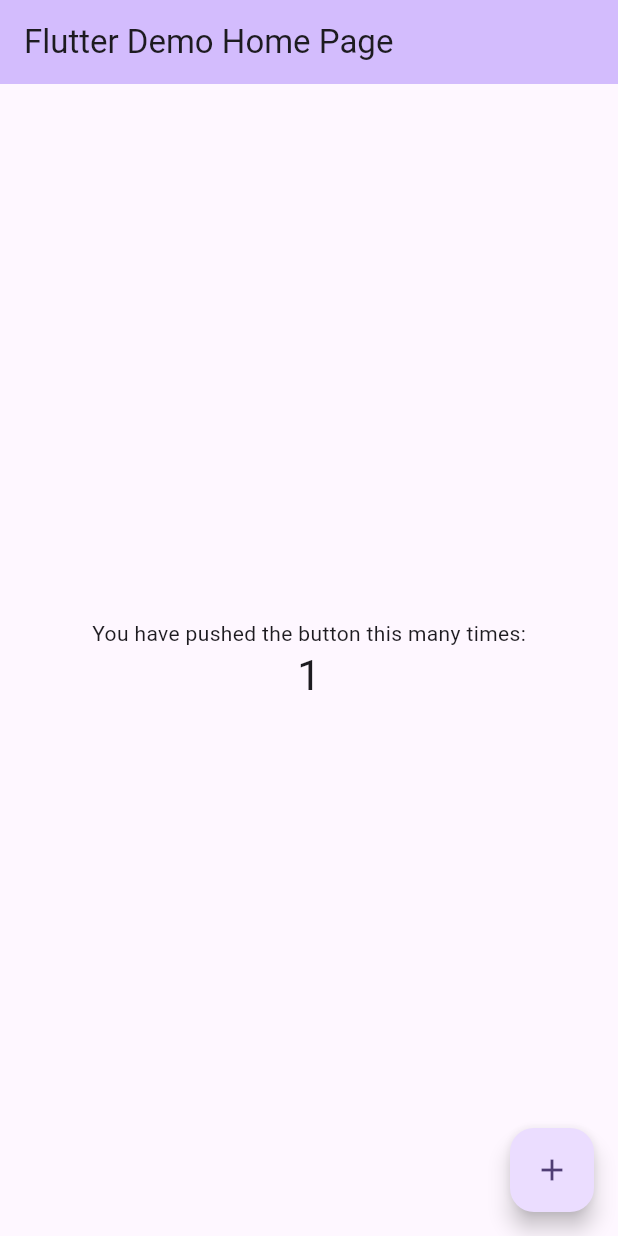
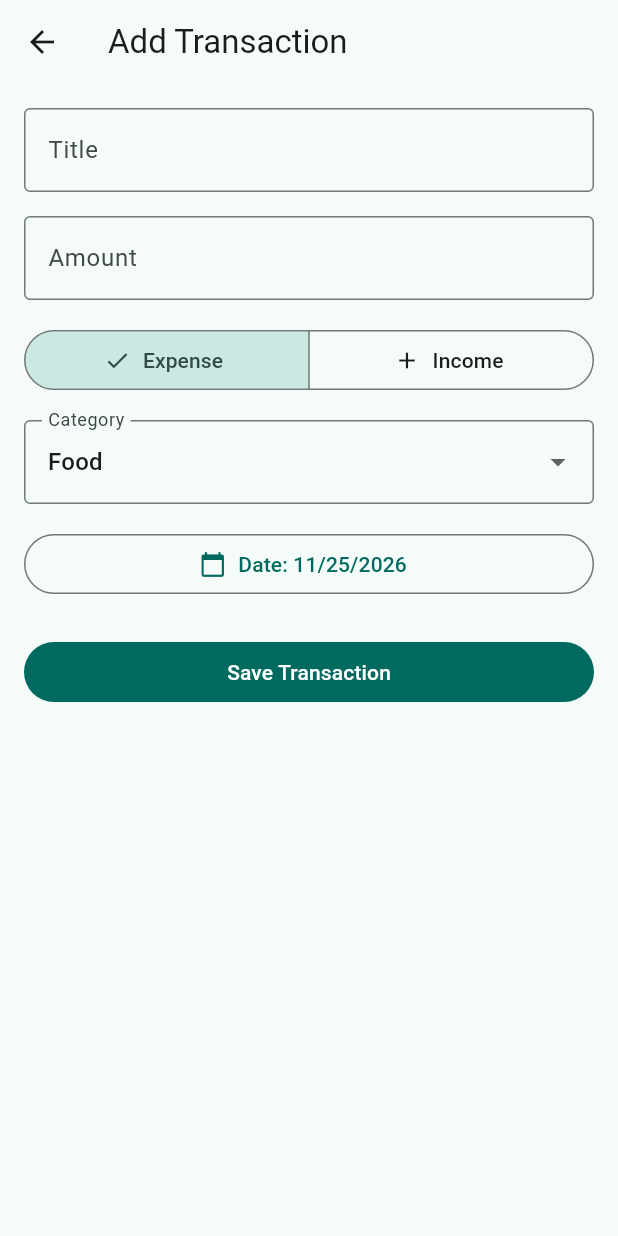
Before and after one commit to awaisAliShah99/expense_tracker_pro, a Flutter app: the screen it shows after launch, after a tap on the "add" icon, on a phone screen of 412 x 824 dp. Run offline on Flutter 3.47's test engine with Material 3 defaults, Android fonts, the phone set to English and light mode, and no system bars; our stand-ins replace sqflite; accounts and stored records are empty.

Commit message:
task 2: provider, home and add screens

```diff
--- a/lib/main.dart
+++ b/lib/main.dart
@@ -1,4 +1,8 @@
 import 'package:flutter/material.dart';
+import 'package:provider/provider.dart';
+
+import 'providers/transaction_provider.dart';
+import 'screens/home_screen.dart';
 
 void main() {
   runApp(const MyApp());
@@ -7,115 +11,14 @@ void main() {
 class MyApp extends StatelessWidget {
   const MyApp({super.key});
 
-  // This widget is the root of your application.
   @override
   Widget build(BuildContext context) {
-    return MaterialApp(
-      title: 'Flutter Demo',
-      theme: ThemeData(
-        // This is the theme of your application.
-        //
-        // TRY THIS: Try running your application with "flutter run". You'll see
-        // the application has a purple toolbar. Then, without quitting the app,
-        // try changing the seedColor in the colorScheme below to Colors.green
-        // and then invoke "hot reload" (save your changes or press the "hot
-        // reload" button in a Flutter-supported IDE, or press "r" if you used
-        // the command line to start the app).
-        //
-        // Notice that the counter didn't reset back to zero; the application
-        // state is not lost during the reload. To reset the state, use hot
-        // restart instead.
-        //
-        // This works for code too, not just values: Most code changes can be
-        // tested with just a hot reload.
-        colorScheme: .fromSeed(seedColor: Colors.deepPurple),
-      ),
-      home: const MyHomePage(title: 'Flutter Demo Home Page'),
-    );
-  }
-}
-
-class MyHomePage extends StatefulWidget {
-  const MyHomePage({super.key, required this.title});
-
-  // This widget is the home page of your application. It is stateful, meaning
-  // that it has a State object (defined below) that contains fields that affect
-  // how it looks.
-
-  // This class is the configuration for the state. It holds the values (in this
-  // case the title) provided by the parent (in this case the App widget) and
-  // used by the build method of the State. Fields in a Widget subclass are
-  // always marked "final".
-
-  final String title;
-
-  @override
-  State<MyHomePage> createState() => _MyHomePageState();
-}
-
-class _MyHomePageState extends State<MyHomePage> {
-  int _counter = 0;
-
-  void _incrementCounter() {
-    setState(() {
-      // This call to setState tells the Flutter framework that something has
-      // changed in this State, which causes it to rerun the build method below
-      // so that the display can reflect the updated values. If we changed
-      // _counter without calling setState(), then the build method would not be
-      // called again, and so nothing would appear to happen.
-      _counter++;
-    });
-  }
-
-  @override
-  Widget build(BuildContext context) {
-    // This method is rerun every time setState is called, for instance as done
-    // by the _incrementCounter method above.
-    //
-    // The Flutter framework has been optimized to make rerunning build methods
-    // fast, so that you can just rebuild anything that needs updating rather
-    // than having to individually change instances of widgets.
-    return Scaffold(
-      appBar: AppBar(
-        // TRY THIS: Try changing the color here to a specific color (to
-        // Colors.amber, perhaps?) and trigger a hot reload to see the AppBar
-        // change color while the other colors stay the same.
-        backgroundColor: Theme.of(context).colorScheme.inversePrimary,
-        // Here we take the value from the MyHomePage object that was created by
-        // the App.build method, and use it to set our appbar title.
-        title: Text(widget.title),
-      ),
-      body: Center(
-        // Center is a layout widget. It takes a single child and positions it
-        // in the middle of the parent.
-        child: Column(
-          // Column is also a layout widget. It takes a list of children and
-          // arranges them vertically. By default, it sizes itself to fit its
-          // children horizontally, and tries to be as tall as its parent.
-          //
-          // Column has various properties to control how it sizes itself and
-          // how it positions its children. Here we use mainAxisAlignment to
-          // center the children vertically; the main axis here is the vertical
-          // axis because Columns are vertical (the cross axis would be
-          // horizontal).
-          //
-          // TRY THIS: Invoke "debug painting" (choose the "Toggle Debug Paint"
-          // action in the IDE, or press "p" in the console), to see the
-          // wireframe for each widget.
-          mainAxisAlignment: .center,
-          children: [
-            const Text('You have pushed the button this many times:'),
-            Text(
-              '$_counter',
-              style: Theme.of(context).textTheme.headlineMedium,
-            ),
-          ],
-        ),
-      ),
-      floatingActionButton: FloatingActionButton(
-        onPressed: _incrementCounter,
-        tooltip: 'Increment',
-        child: const Icon(Icons.add),
+    return ChangeNotifierProvider(
+      create: (_) => TransactionProvider(),
+      child: MaterialApp(
+        title: 'Expense Tracker',
+        theme: ThemeData(colorScheme: .fromSeed(seedColor: Colors.teal)),
+        home: const HomeScreen(),
       ),
     );
   }
--- /dev/null
+++ b/lib/providers/transaction_provider.dart
@@ -0,0 +1,62 @@
+import 'package:flutter/foundation.dart';
+
+import '../db/database_helper.dart';
+import '../models/transaction_model.dart';
+
+class TransactionProvider extends ChangeNotifier {
+  TransactionProvider({DatabaseHelper? databaseHelper})
+    : _databaseHelper = databaseHelper ?? DatabaseHelper.instance {
+    loadTransactions();
+  }
+
+  final DatabaseHelper _databaseHelper;
+
+  List<TransactionModel> _transactions = [];
+  bool _isLoading = false;
+  String? _errorMessage;
+
+  List<TransactionModel> get transactions => List.unmodifiable(_transactions);
+  bool get isLoading => _isLoading;
+  String? get errorMessage => _errorMessage;
+
+  Future<void> loadTransactions() async {
+    _isLoading = true;
+    _errorMessage = null;
+    notifyListeners();
+
+    try {
+      _transactions = await _databaseHelper.getAllTransactions();
+    } catch (error) {
+      _errorMessage = 'Could not load transactions: $error';
+    } finally {
+      _isLoading = false;
+      notifyListeners();
+    }
+  }
+
+  Future<void> addTransaction(TransactionModel transaction) async {
+    _errorMessage = null;
+    try {
+      await _databaseHelper.addTransaction(transaction);
+      _transactions = await _databaseHelper.getAllTransactions();
+      notifyListeners();
+    } catch (error) {
+      _errorMessage = 'Could not add transaction: $error';
+      notifyListeners();
+      rethrow;
+    }
+  }
+
+  Future<void> deleteTransaction(int id) async {
+    _errorMessage = null;
+    try {
+      await _databaseHelper.deleteTransaction(id);
+      _transactions = await _databaseHelper.getAllTransactions();
+      notifyListeners();
+    } catch (error) {
+      _errorMessage = 'Could not delete transaction: $error';
+      notifyListeners();
+      rethrow;
+    }
+  }
+}
--- /dev/null
+++ b/lib/screens/add_transaction_screen.dart
@@ -0,0 +1,204 @@
+import 'package:flutter/material.dart';
+import 'package:provider/provider.dart';
+
+import '../models/transaction_model.dart';
+import '../providers/transaction_provider.dart';
+
+class AddTransactionScreen extends StatefulWidget {
+  const AddTransactionScreen({super.key});
+
+  @override
+  State<AddTransactionScreen> createState() => _AddTransactionScreenState();
+}
+
+class _AddTransactionScreenState extends State<AddTransactionScreen> {
+  static const Map<TransactionType, List<String>> _categories = {
+    TransactionType.expense: [
+      'Food',
+      'Transport',
+      'Housing',
+      'Bills',
+      'Shopping',
+      'Health',
+      'Entertainment',
+      'Other',
+    ],
+    TransactionType.income: [
+      'Salary',
+      'Freelance',
+      'Investment',
+      'Gift',
+      'Other',
+    ],
+  };
+
+  final _formKey = GlobalKey<FormState>();
+  final _titleController = TextEditingController();
+  final _amountController = TextEditingController();
+
+  TransactionType _type = TransactionType.expense;
+  late String _category = _categories[_type]!.first;
+  DateTime _date = DateTime.now();
+  bool _isSaving = false;
+
+  @override
+  void dispose() {
+    _titleController.dispose();
+    _amountController.dispose();
+    super.dispose();
+  }
+
+  Future<void> _selectDate() async {
+    final selectedDate = await showDatePicker(
+      context: context,
+      initialDate: _date,
+      firstDate: DateTime(2000),
+      lastDate: DateTime.now(),
+    );
+    if (selectedDate != null) {
+      setState(() => _date = selectedDate);
+    }
+  }
+
+  Future<void> _saveTransaction() async {
+    if (!_formKey.currentState!.validate()) return;
+
+    setState(() => _isSaving = true);
+    final transaction = TransactionModel(
+      title: _titleController.text.trim(),
+      amount: double.parse(_amountController.text.trim()),
+      type: _type,
+      category: _category,
+      date: _date,
+    );
+
+    try {
+      await context.read<TransactionProvider>().addTransaction(transaction);
+      if (!mounted) return;
+      Navigator.of(context).pop();
+    } catch (error) {
+      if (!mounted) return;
+      ScaffoldMessenger.of(context).showSnackBar(
+        SnackBar(content: Text('Could not save transaction: $error')),
+      );
+    } finally {
+      if (mounted) {
+        setState(() => _isSaving = false);
+      }
+    }
+  }
+
+  @override
+  Widget build(BuildContext context) {
+    final categories = _categories[_type]!;
+
+    return Scaffold(
+      appBar: AppBar(title: const Text('Add Transaction')),
+      body: Form(
+        key: _formKey,
+        child: ListView(
+          padding: const EdgeInsets.all(16),
+          children: [
+            TextFormField(
+              controller: _titleController,
+              decoration: const InputDecoration(
+                labelText: 'Title',
+                border: OutlineInputBorder(),
+              ),
+              textCapitalization: TextCapitalization.sentences,
+              validator: (value) {
+                if (value == null || value.trim().isEmpty) {
+                  return 'Enter a title';
+                }
+                return null;
+              },
+            ),
+            const SizedBox(height: 16),
+            TextFormField(
+              controller: _amountController,
+              decoration: const InputDecoration(
+                labelText: 'Amount',
+                border: OutlineInputBorder(),
+              ),
+              keyboardType: const TextInputType.numberWithOptions(
+                decimal: true,
+              ),
+              validator: (value) {
+                final amount = double.tryParse(value?.trim() ?? '');
+                if (amount == null || !amount.isFinite || amount <= 0) {
+                  return 'Enter an amount greater than zero';
+                }
+                return null;
+              },
+            ),
+            const SizedBox(height: 16),
+            SegmentedButton<TransactionType>(
+              segments: const [
+                ButtonSegment(
+                  value: TransactionType.expense,
+                  label: Text('Expense'),
+                  icon: Icon(Icons.remove),
+                ),
+                ButtonSegment(
+                  value: TransactionType.income,
+                  label: Text('Income'),
+                  icon: Icon(Icons.add),
+                ),
+              ],
+              selected: {_type},
+              onSelectionChanged: (selection) {
+                setState(() {
+                  _type = selection.first;
+                  if (!(_categories[_type]!.contains(_category))) {
+                    _category = _categories[_type]!.first;
+                  }
+                });
+              },
+            ),
+            const SizedBox(height: 16),
+            DropdownButtonFormField<String>(
+              initialValue: _category,
+              decoration: const InputDecoration(
+                labelText: 'Category',
+                border: OutlineInputBorder(),
+              ),
+              items: categories
+                  .map(
+                    (category) => DropdownMenuItem(
+                      value: category,
+                      child: Text(category),
+                    ),
+                  )
+                  .toList(),
+              onChanged: (category) {
+                if (category != null) {
+                  setState(() => _category = category);
+                }
+              },
+            ),
+            const SizedBox(height: 16),
+            OutlinedButton.icon(
+              onPressed: _selectDate,
+              icon: const Icon(Icons.calendar_today),
+              label: Text(
+                'Date: ${_date.month.toString().padLeft(2, '0')}/'
+                '${_date.day.toString().padLeft(2, '0')}/${_date.year}',
+              ),
+            ),
+            const SizedBox(height: 24),
+            FilledButton(
+              onPressed: _isSaving ? null : _saveTransaction,
+              child: _isSaving
+                  ? const SizedBox(
+                      width: 20,
+                      height: 20,
+                      child: CircularProgressIndicator(strokeWidth: 2),
+                    )
+                  : const Text('Save Transaction'),
+            ),
+          ],
+        ),
+      ),
+    );
+  }
+}
--- /dev/null
+++ b/lib/screens/home_screen.dart
@@ -0,0 +1,140 @@
+import 'package:flutter/material.dart';
+import 'package:provider/provider.dart';
+
+import '../models/transaction_model.dart';
+import '../providers/transaction_provider.dart';
+import 'add_transaction_screen.dart';
+
+class HomeScreen extends StatelessWidget {
+  const HomeScreen({super.key});
+
+  @override
+  Widget build(BuildContext context) {
+    final provider = context.watch<TransactionProvider>();
+    final transactions = provider.transactions;
+
+    return Scaffold(
+      appBar: AppBar(title: const Text('Expense Tracker')),
+      body: _buildBody(context, provider, transactions),
+      floatingActionButton: FloatingActionButton(
+        onPressed: () {
+          Navigator.of(context).push(
+            MaterialPageRoute<void>(
+              builder: (_) => const AddTransactionScreen(),
+            ),
+          );
+        },
+        tooltip: 'Add transaction',
+        child: const Icon(Icons.add),
+      ),
+    );
+  }
+
+  Widget _buildBody(
+    BuildContext context,
+    TransactionProvider provider,
+    List<TransactionModel> transactions,
+  ) {
+    if (provider.isLoading && transactions.isEmpty) {
+      return const Center(child: CircularProgressIndicator());
+    }
+
+    if (transactions.isEmpty && provider.errorMessage != null) {
+      return Center(
+        child: Padding(
+          padding: const EdgeInsets.all(24),
+          child: Column(
+            mainAxisSize: MainAxisSize.min,
+            children: [
+              Text(provider.errorMessage!, textAlign: TextAlign.center),
+              const SizedBox(height: 12),
+              OutlinedButton(
+                onPressed: provider.loadTransactions,
+                child: const Text('Retry'),
+              ),
+            ],
+          ),
+        ),
+      );
+    }
+
+    if (transactions.isEmpty) {
+      return const Center(
+        child: Text('No transactions yet. Add one to begin.'),
+      );
+    }
+
+    return Column(
+      children: [
+        if (provider.errorMessage != null)
+          MaterialBanner(
+            content: Text(provider.errorMessage!),
+            actions: [
+              TextButton(
+                onPressed: provider.loadTransactions,
+                child: const Text('Retry'),
+              ),
+            ],
+          ),
+        Expanded(
+          child: ListView.builder(
+            itemCount: transactions.length,
+            itemBuilder: (context, index) {
+              final transaction = transactions[index];
+              final isIncome = transaction.type == TransactionType.income;
+              final amountColor = isIncome ? Colors.green : Colors.red;
+              final amountPrefix = isIncome ? '+' : '-';
+
+              return Dismissible(
+                key: ValueKey(transaction.id),
+                direction: DismissDirection.endToStart,
+                background: Container(
+                  color: Colors.red,
+                  alignment: Alignment.centerRight,
+                  padding: const EdgeInsets.only(right: 20),
+                  child: const Icon(Icons.delete, color: Colors.white),
+                ),
+                onDismissed: (_) async {
+                  try {
+                    await context.read<TransactionProvider>().deleteTransaction(
+                      transaction.id!,
+                    );
+                  } catch (error) {
+                    if (!context.mounted) return;
+                    ScaffoldMessenger.of(context).showSnackBar(
+                      SnackBar(
+                        content: Text('Could not delete transaction: $error'),
+                      ),
+                    );
+                    await context
+                        .read<TransactionProvider>()
+                        .loadTransactions();
+                  }
+                },
+                child: ListTile(
+                  title: Text(transaction.title),
+                  subtitle: Text(
+                    '${transaction.category} · ${_formatDate(transaction.date)}',
+                  ),
+                  trailing: Text(
+                    '$amountPrefix${transaction.amount.toStringAsFixed(2)}',
+                    style: TextStyle(
+                      color: amountColor,
+                      fontWeight: FontWeight.bold,
+                    ),
+                  ),
+                ),
+              );
+            },
+          ),
+        ),
+      ],
+    );
+  }
+
+  String _formatDate(DateTime date) {
+    final month = date.month.toString().padLeft(2, '0');
+    final day = date.day.toString().padLeft(2, '0');
+    return '$month/$day/${date.year}';
+  }
+}
--- a/pubspec.yaml
+++ b/pubspec.yaml
@@ -36,6 +36,7 @@ dependencies:
   cupertino_icons: ^1.0.8
   sqflite: ^2.4.6
   path: ^1.9.1
+  provider: ^6.1.5+1
 
 dev_dependencies:
   flutter_test:
```
Also changed, not shown: pubspec.lock.
